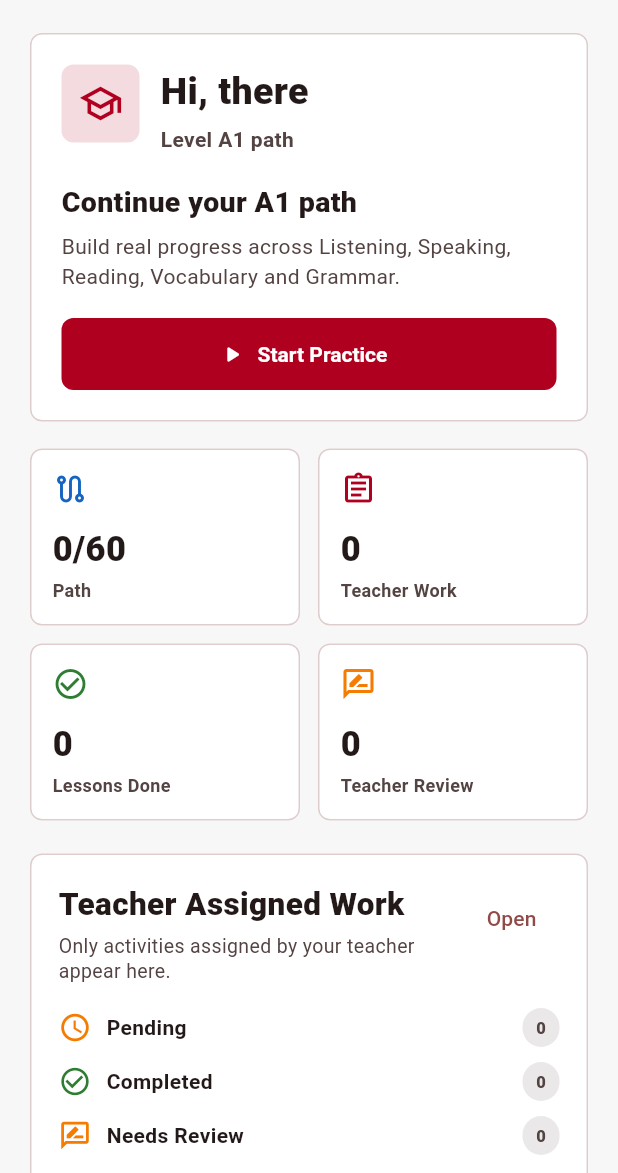
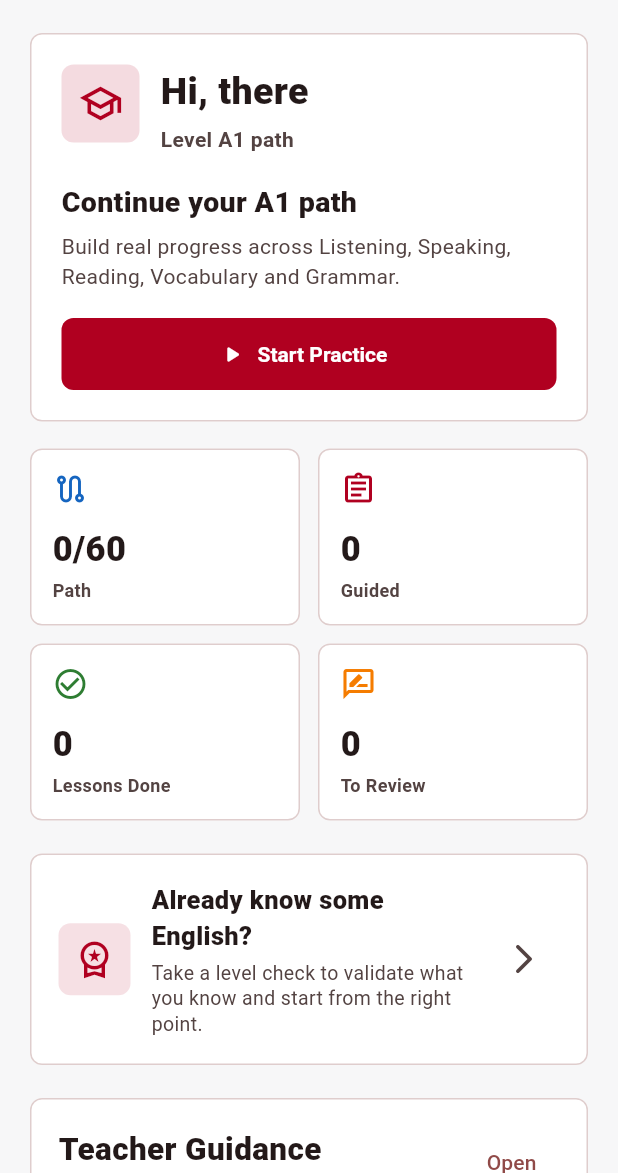
Before and after one commit to vitormendonca/speaknation_app, a Flutter app: the StudentHomeScreen screen opened directly, on a phone screen of 412 x 824 dp, the part 63-1236 px from its top. Run offline on Flutter 3.47's test engine with Material 3 defaults, Android fonts, the phone set to English and light mode, and no system bars; our stand-ins replace audioplayers, shared_preferences; accounts and stored records are empty; Roboto replaces fonts that are missing (Arial).

Commit message:
Add student level checks and teacher guidance framing

```diff
--- a/lib/screens/student/student_home_screen.dart
+++ b/lib/screens/student/student_home_screen.dart
@@ -12,6 +12,7 @@ import '../reading/reading_screen.dart';
 import '../vocabulary/vocabulary_screen.dart';
 import 'student_assignments_screen.dart';
 import 'student_learning_path_screen.dart';
+import 'student_level_tests_screen.dart';
 import 'student_profile_screen.dart';
 
 class StudentHomeScreen extends StatefulWidget {
@@ -178,6 +179,8 @@ class _StudentHomeScreenState extends State<StudentHomeScreen> {
             const SizedBox(height: 18),
             _metricGrid(context),
             const SizedBox(height: 22),
+            _levelCheckPanel(context),
+            const SizedBox(height: 22),
             _assignedWorkPanel(context),
             const SizedBox(height: 22),
             _learningPathPanel(context),
@@ -185,7 +188,7 @@ class _StudentHomeScreenState extends State<StudentHomeScreen> {
             _freePracticePanel(context),
             const SizedBox(height: 10),
             Text(
-              'Learning Path and Teacher Assigned Work are tracked separately.',
+              'Your teacher guides the same learning path you can study on your own.',
               style: TextStyle(
                 color: colors.onSurfaceVariant,
                 fontSize: 12,
@@ -221,7 +224,10 @@ class _StudentHomeScreenState extends State<StudentHomeScreen> {
       actionTitle = 'Continue your A1 path';
       actionLabel = 'Start Practice';
       actionIcon = Icons.play_arrow_rounded;
-      action = () => openScreen(context, const ListeningScreen());
+      action = () => openScreen(
+            context,
+            const StudentLearningPathScreen(skillId: 'listening'),
+          );
     }
 
     return _panel(
@@ -334,7 +340,7 @@ class _StudentHomeScreenState extends State<StudentHomeScreen> {
               child: _metricCard(
                 context: context,
                 icon: Icons.assignment_outlined,
-                label: 'Teacher Work',
+                label: 'Guided',
                 value: totalAssigned.toString(),
                 color: AppTheme.brandRed,
               ),
@@ -354,7 +360,7 @@ class _StudentHomeScreenState extends State<StudentHomeScreen> {
               child: _metricCard(
                 context: context,
                 icon: Icons.rate_review_outlined,
-                label: 'Teacher Review',
+                label: 'To Review',
                 value: totalReviewNeeded.toString(),
                 color: AppTheme.warning,
               ),
@@ -404,6 +410,67 @@ class _StudentHomeScreenState extends State<StudentHomeScreen> {
     );
   }
 
+  Widget _levelCheckPanel(BuildContext context) {
+    final colors = Theme.of(context).colorScheme;
+
+    return _panel(
+      context: context,
+      padding: const EdgeInsets.all(18),
+      child: Row(
+        children: [
+          Container(
+            width: 48,
+            height: 48,
+            decoration: BoxDecoration(
+              color: AppTheme.brandRed.withValues(alpha: 0.12),
+              borderRadius: BorderRadius.circular(8),
+            ),
+            child: const Icon(
+              Icons.workspace_premium_outlined,
+              color: AppTheme.brandRed,
+              size: 28,
+            ),
+          ),
+          const SizedBox(width: 14),
+          Expanded(
+            child: Column(
+              crossAxisAlignment: CrossAxisAlignment.start,
+              children: [
+                Text(
+                  'Already know some English?',
+                  style: TextStyle(
+                    color: colors.onSurface,
+                    fontSize: 17,
+                    fontWeight: FontWeight.w800,
+                  ),
+                ),
+                const SizedBox(height: 4),
+                Text(
+                  'Take a level check to validate what you know and start '
+                  'from the right point.',
+                  style: TextStyle(
+                    color: colors.onSurfaceVariant,
+                    fontSize: 13,
+                    height: 1.3,
+                  ),
+                ),
+              ],
+            ),
+          ),
+          const SizedBox(width: 10),
+          IconButton(
+            tooltip: 'Open level checks',
+            onPressed: () => openScreen(
+              context,
+              const StudentLevelTestsScreen(),
+            ),
+            icon: const Icon(Icons.arrow_forward_ios_rounded),
+          ),
+        ],
+      ),
+    );
+  }
+
   Widget _assignedWorkPanel(BuildContext context) {
     final colors = Theme.of(context).colorScheme;
 
@@ -415,8 +482,8 @@ class _StudentHomeScreenState extends State<StudentHomeScreen> {
         children: [
           _sectionHeader(
             context: context,
-            title: 'Teacher Assigned Work',
-            subtitle: 'Only activities assigned by your teacher appear here.',
+            title: 'Teacher Guidance',
+            subtitle: 'Recommendations from your teacher for this same path.',
             actionLabel: 'Open',
             onAction: () => openScreen(
               context,
@@ -433,21 +500,21 @@ class _StudentHomeScreenState extends State<StudentHomeScreen> {
             _statusLine(
               context: context,
               icon: Icons.schedule_outlined,
-              label: 'Pending',
+              label: 'Recommended',
               value: totalPending,
               color: AppTheme.warning,
             ),
             _statusLine(
               context: context,
               icon: Icons.check_circle_outline,
-              label: 'Completed',
+              label: 'Completed with guidance',
               value: totalCompleted,
               color: AppTheme.success,
             ),
             _statusLine(
               context: context,
               icon: Icons.rate_review_outlined,
-              label: 'Needs Review',
+              label: 'Needs teacher review',
               value: totalReviewNeeded,
               color: AppTheme.warning,
             ),
```
Also changed, not shown: lib/screens/student/student_level_tests_screen.dart (added, +267 -0 lines), lib/services/learning_path_progress_service.dart (+55 -0 lines).
